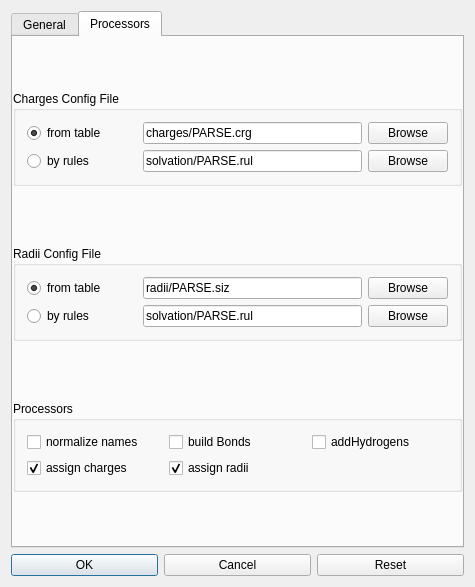
BALL-Project/ball, file source/VIEW/DIALOGS/dockDialog.ui: the form before one commit.
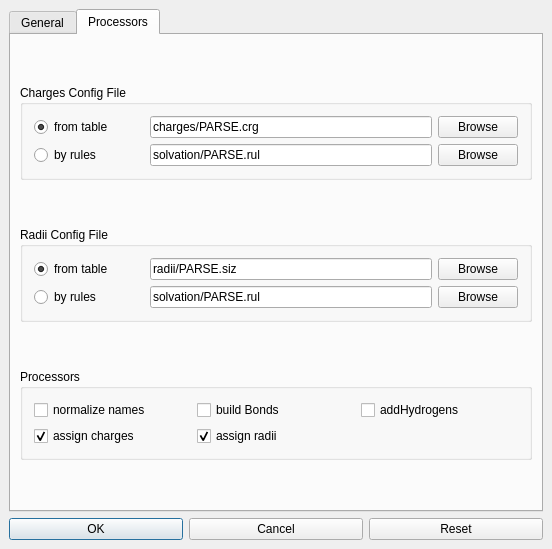
The form after the commit. The open tabs and pages were chosen to show the change.

```diff
--- a/source/VIEW/DIALOGS/dockDialog.ui
+++ b/source/VIEW/DIALOGS/dockDialog.ui
@@ -8,8 +8,8 @@
    <rect>
     <x>0</x>
     <y>0</y>
-    <width>475</width>
-    <height>587</height>
+    <width>552</width>
+    <height>549</height>
    </rect>
   </property>
   <property name="sizePolicy" >
@@ -35,38 +35,14 @@
   <property name="windowTitle" >
    <string>Docking Options</string>
   </property>
-  <layout class="QGridLayout" >
+  <layout class="QVBoxLayout" >
    <property name="margin" >
-    <number>11</number>
+    <number>9</number>
    </property>
    <property name="spacing" >
     <number>6</number>
    </property>
-   <item row="1" column="2" >
-    <widget class="QPushButton" name="reset_button" >
-     <property name="text" >
-      <string>Reset</string>
-     </property>
-    </widget>
-   </item>
-   <item row="1" column="0" >
-    <widget class="QPushButton" name="ok_button" >
-     <property name="text" >
-      <string>OK</string>
-     </property>
-     <property name="default" >
-      <bool>true</bool>
-     </property>
-    </widget>
-   </item>
-   <item row="1" column="1" >
-    <widget class="QPushButton" name="cancel_button" >
-     <property name="text" >
-      <string>Cancel</string>
-     </property>
-    </widget>
-   </item>
-   <item row="0" column="0" colspan="3" >
+   <item>
     <widget class="QTabWidget" name="tab_pages" >
      <widget class="QWidget" name="general_page" >
       <attribute name="title" >
@@ -559,14 +535,97 @@
       <attribute name="title" >
        <string>Processors</string>
       </attribute>
-      <layout class="QGridLayout" >
+      <layout class="QVBoxLayout" >
        <property name="margin" >
-        <number>0</number>
+        <number>9</number>
        </property>
        <property name="spacing" >
         <number>6</number>
        </property>
-       <item row="1" column="0" >
+       <item>
+        <widget class="QGroupBox" name="charges_group" >
+         <property name="sizePolicy" >
+          <sizepolicy>
+           <hsizetype>5</hsizetype>
+           <vsizetype>0</vsizetype>
+           <horstretch>0</horstretch>
+           <verstretch>0</verstretch>
+          </sizepolicy>
+         </property>
+         <property name="title" >
+          <string>Charges Config File</string>
+         </property>
+         <layout class="QGridLayout" >
+          <property name="margin" >
+           <number>11</number>
+          </property>
+          <property name="spacing" >
+           <number>6</number>
+          </property>
+          <item row="1" column="0" >
+           <widget class="QRadioButton" name="charges_rules_button" >
+            <property name="minimumSize" >
+             <size>
+              <width>110</width>
+              <height>0</height>
+             </size>
+            </property>
+            <property name="text" >
+             <string>by rules</string>
+            </property>
+           </widget>
+          </item>
+          <item row="0" column="0" >
+           <widget class="QRadioButton" name="charges_data_button" >
+            <property name="minimumSize" >
+             <size>
+              <width>110</width>
+              <height>0</height>
+             </size>
+            </property>
+            <property name="text" >
+             <string>from table</string>
+            </property>
+            <property name="checked" >
+             <bool>true</bool>
+            </property>
+           </widget>
+          </item>
+          <item row="0" column="1" >
+           <widget class="QLineEdit" name="charges_data_lineedit" >
+            <property name="text" >
+             <string>charges/PARSE.crg</string>
+            </property>
+           </widget>
+          </item>
+          <item row="1" column="1" >
+           <widget class="QLineEdit" name="charges_rules_lineedit" >
+            <property name="text" >
+             <string>solvation/PARSE.rul</string>
+            </property>
+            <property name="readOnly" >
+             <bool>false</bool>
+            </property>
+           </widget>
+          </item>
+          <item row="0" column="2" >
+           <widget class="QPushButton" name="charges_data_browse" >
+            <property name="text" >
+             <string>Browse</string>
+            </property>
+           </widget>
+          </item>
+          <item row="1" column="2" >
+           <widget class="QPushButton" name="charges_rules_browse" >
+            <property name="text" >
+             <string>Browse</string>
+            </property>
+           </widget>
+          </item>
+         </layout>
+        </widget>
+       </item>
+       <item>
         <widget class="QGroupBox" name="radii_group" >
          <property name="sizePolicy" >
           <sizepolicy>
@@ -655,7 +714,7 @@
          </layout>
         </widget>
        </item>
-       <item row="2" column="0" >
+       <item>
         <widget class="QGroupBox" name="processors_group" >
          <property name="sizePolicy" >
           <sizepolicy>
@@ -719,93 +778,44 @@
          </layout>
         </widget>
        </item>
-       <item row="0" column="0" >
-        <widget class="QGroupBox" name="charges_group" >
-         <property name="sizePolicy" >
-          <sizepolicy>
-           <hsizetype>5</hsizetype>
-           <vsizetype>0</vsizetype>
-           <horstretch>0</horstretch>
-           <verstretch>0</verstretch>
-          </sizepolicy>
-         </property>
-         <property name="title" >
-          <string>Charges Config File</string>
-         </property>
-         <layout class="QGridLayout" >
-          <property name="margin" >
-           <number>11</number>
-          </property>
-          <property name="spacing" >
-           <number>6</number>
-          </property>
-          <item row="1" column="0" >
-           <widget class="QRadioButton" name="charges_rules_button" >
-            <property name="minimumSize" >
-             <size>
-              <width>110</width>
-              <height>0</height>
-             </size>
-            </property>
-            <property name="text" >
-             <string>by rules</string>
-            </property>
-           </widget>
-          </item>
-          <item row="0" column="0" >
-           <widget class="QRadioButton" name="charges_data_button" >
-            <property name="minimumSize" >
-             <size>
-              <width>110</width>
-              <height>0</height>
-             </size>
-            </property>
-            <property name="text" >
-             <string>from table</string>
-            </property>
-            <property name="checked" >
-             <bool>true</bool>
-            </property>
-           </widget>
-          </item>
-          <item row="0" column="1" >
-           <widget class="QLineEdit" name="charges_data_lineedit" >
-            <property name="text" >
-             <string>charges/PARSE.crg</string>
-            </property>
-           </widget>
-          </item>
-          <item row="1" column="1" >
-           <widget class="QLineEdit" name="charges_rules_lineedit" >
-            <property name="text" >
-             <string>solvation/PARSE.rul</string>
-            </property>
-            <property name="readOnly" >
-             <bool>false</bool>
-            </property>
-           </widget>
-          </item>
-          <item row="0" column="2" >
-           <widget class="QPushButton" name="charges_data_browse" >
-            <property name="text" >
-             <string>Browse</string>
-            </property>
-           </widget>
-          </item>
-          <item row="1" column="2" >
-           <widget class="QPushButton" name="charges_rules_browse" >
-            <property name="text" >
-             <string>Browse</string>
-            </property>
-           </widget>
-          </item>
-         </layout>
-        </widget>
-       </item>
       </layout>
      </widget>
     </widget>
    </item>
+   <item>
+    <layout class="QHBoxLayout" >
+     <property name="margin" >
+      <number>0</number>
+     </property>
+     <property name="spacing" >
+      <number>6</number>
+     </property>
+     <item>
+      <widget class="QPushButton" name="ok_button" >
+       <property name="text" >
+        <string>OK</string>
+       </property>
+       <property name="default" >
+        <bool>true</bool>
+       </property>
+      </widget>
+     </item>
+     <item>
+      <widget class="QPushButton" name="cancel_button" >
+       <property name="text" >
+        <string>Cancel</string>
+       </property>
+      </widget>
+     </item>
+     <item>
+      <widget class="QPushButton" name="reset_button" >
+       <property name="text" >
+        <string>Reset</string>
+       </property>
+      </widget>
+     </item>
+    </layout>
+   </item>
   </layout>
  </widget>
  <layoutdefault spacing="6" margin="11" />
```
Left out of the diff: 14 changed lines with no effect on the pictures.
